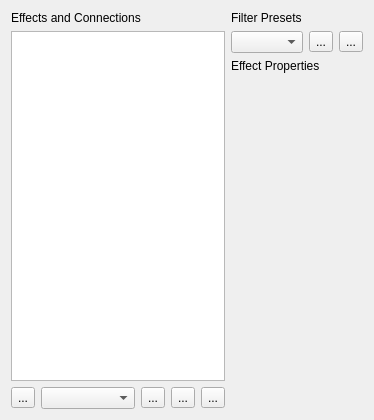
Above: karbon/plugins/tools/filterEffectTool/FilterEffectEditWidget.ui from KDE/calligra before the change. Below: the same form after it.
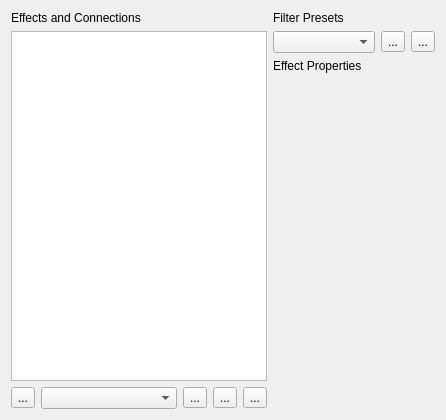
That is the form after the change. Custom widgets are drawn as their Qt base class.

Commit message: improve resizing behaviour

Patch:
```diff
--- a/karbon/plugins/tools/filterEffectTool/FilterEffectEditWidget.ui
+++ b/karbon/plugins/tools/filterEffectTool/FilterEffectEditWidget.ui
@@ -6,8 +6,8 @@
    <rect>
     <x>0</x>
     <y>0</y>
-    <width>374</width>
-    <height>413</height>
+    <width>446</width>
+    <height>414</height>
    </rect>
   </property>
   <property name="sizePolicy">
@@ -128,7 +128,7 @@
        <property name="minimumSize">
         <size>
          <width>0</width>
-         <height>35</height>
+         <height>0</height>
         </size>
        </property>
        <property name="currentIndex">
```
